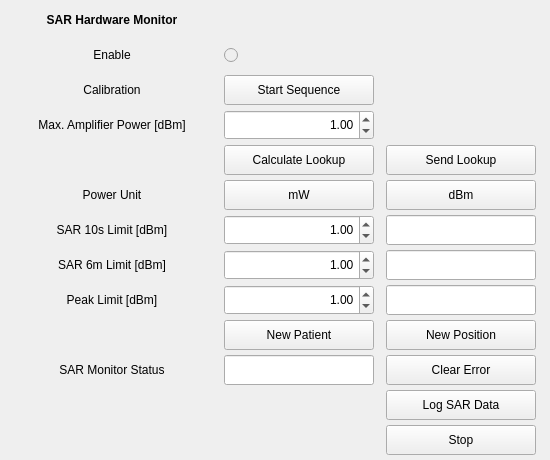
Old version of the form Applications/relax2/ui/sar.ui in the repository OpenMRI/ocra.
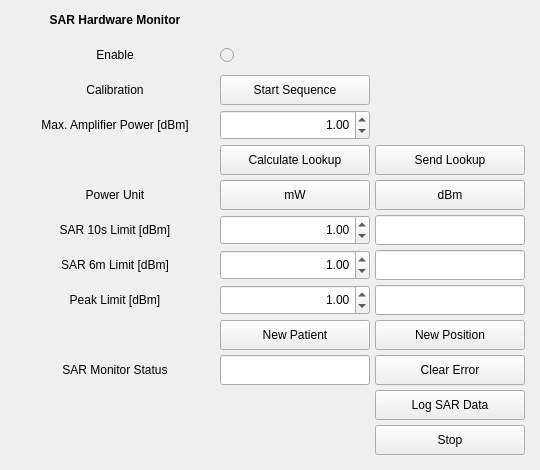
New version of the form.

Patch:
```diff
--- a/Applications/relax2/ui/sar.ui
+++ b/Applications/relax2/ui/sar.ui
@@ -6,20 +6,20 @@
    <rect>
     <x>0</x>
     <y>0</y>
-    <width>550</width>
-    <height>460</height>
+    <width>540</width>
+    <height>470</height>
    </rect>
   </property>
   <property name="minimumSize">
    <size>
-    <width>550</width>
-    <height>460</height>
+    <width>540</width>
+    <height>470</height>
    </size>
   </property>
   <property name="maximumSize">
    <size>
-    <width>550</width>
-    <height>460</height>
+    <width>540</width>
+    <height>470</height>
    </size>
   </property>
   <property name="windowTitle">
@@ -30,8 +30,8 @@
     <rect>
      <x>0</x>
      <y>0</y>
-     <width>551</width>
-     <height>460</height>
+     <width>541</width>
+     <height>471</height>
     </rect>
    </property>
    <layout class="QGridLayout" name="gridLayout">
@@ -50,61 +50,8 @@
     <property name="spacing">
      <number>5</number>
     </property>
-    <item row="1" column="1">
-     <widget class="QRadioButton" name="SAR_Enable_radioButton">
-      <property name="enabled">
-       <bool>false</bool>
-      </property>
-      <property name="minimumSize">
-       <size>
-        <width>150</width>
-        <height>30</height>
-       </size>
-      </property>
-      <property name="maximumSize">
-       <size>
-        <width>150</width>
-        <height>30</height>
-       </size>
-      </property>
-      <property name="text">
-       <string/>
-      </property>
-      <property name="autoExclusive">
-       <bool>false</bool>
-      </property>
-     </widget>
-    </item>
-    <item row="0" column="0">
-     <widget class="QLabel" name="label_1">
-      <property name="minimumSize">
-       <size>
-        <width>200</width>
-        <height>30</height>
-       </size>
-      </property>
-      <property name="maximumSize">
-       <size>
-        <width>200</width>
-        <height>30</height>
-       </size>
-      </property>
-      <property name="font">
-       <font>
-        <weight>75</weight>
-        <bold>true</bold>
-       </font>
-      </property>
-      <property name="text">
-       <string>SAR Hardware Monitor</string>
-      </property>
-      <property name="alignment">
-       <set>Qt::AlignCenter</set>
-      </property>
-     </widget>
-    </item>
-    <item row="7" column="1">
-     <widget class="QDoubleSpinBox" name="SAR_Limit_doubleSpinBox">
+    <item row="4" column="2">
+     <widget class="QDoubleSpinBox" name="SAR_Max_Power_doubleSpinBox">
       <property name="minimumSize">
        <size>
         <width>150</width>
@@ -137,8 +84,8 @@
       </property>
      </widget>
     </item>
-    <item row="7" column="0">
-     <widget class="QLabel" name="label_10s">
+    <item row="10" column="1">
+     <widget class="QLabel" name="label_6m">
       <property name="minimumSize">
        <size>
         <width>200</width>
@@ -152,30 +99,14 @@
        </size>
       </property>
       <property name="text">
-       <string>SAR 10s Limit [dBm]</string>
+       <string>SAR 6m Limit [dBm]</string>
       </property>
       <property name="alignment">
        <set>Qt::AlignCenter</set>
       </property>
      </widget>
     </item>
-    <item row="10" column="2">
-     <widget class="QLineEdit" name="SAR_6mLimit_lineEdit">
-      <property name="minimumSize">
-       <size>
-        <width>150</width>
-        <height>30</height>
-       </size>
-      </property>
-      <property name="maximumSize">
-       <size>
-        <width>150</width>
-        <height>30</height>
-       </size>
-      </property>
-     </widget>
-    </item>
-    <item row="17" column="2">
+    <item row="17" column="3">
      <widget class="QPushButton" name="SAR_Log_Data_pushButton">
       <property name="minimumSize">
        <size>
@@ -198,7 +129,7 @@
      </widget>
     </item>
     <item row="15" column="2">
-     <widget class="QPushButton" name="SAR_New_Pos_pushButton">
+     <widget class="QPushButton" name="SAR_New_Pat_pushButton">
       <property name="minimumSize">
        <size>
         <width>150</width>
@@ -212,14 +143,14 @@
        </size>
       </property>
       <property name="text">
-       <string>New Position</string>
+       <string>New Patient</string>
       </property>
       <property name="autoDefault">
        <bool>false</bool>
       </property>
      </widget>
     </item>
-    <item row="3" column="1">
+    <item row="3" column="2">
      <widget class="QPushButton" name="SAR_Cal_pushButton">
       <property name="minimumSize">
        <size>
@@ -241,8 +172,8 @@
       </property>
      </widget>
     </item>
-    <item row="4" column="1">
-     <widget class="QDoubleSpinBox" name="SAR_Max_Power_doubleSpinBox">
+    <item row="10" column="2">
+     <widget class="QDoubleSpinBox" name="SAR_6mLimit_doubleSpinBox">
       <property name="minimumSize">
        <size>
         <width>150</width>
@@ -275,67 +206,7 @@
       </property>
      </widget>
     </item>
-    <item row="10" column="0">
-     <widget class="QLabel" name="label_6m">
-      <property name="minimumSize">
-       <size>
-        <width>200</width>
-        <height>30</height>
-       </size>
-      </property>
-      <property name="maximumSize">
-       <size>
-        <width>200</width>
-        <height>30</height>
-       </size>
-      </property>
-      <property name="text">
-       <string>SAR 6m Limit [dBm]</string>
-      </property>
-      <property name="alignment">
-       <set>Qt::AlignCenter</set>
-      </property>
-     </widget>
-    </item>
-    <item row="6" column="0">
-     <widget class="QLabel" name="label_3">
-      <property name="minimumSize">
-       <size>
-        <width>200</width>
-        <height>30</height>
-       </size>
-      </property>
-      <property name="maximumSize">
-       <size>
-        <width>200</width>
-        <height>30</height>
-       </size>
-      </property>
-      <property name="text">
-       <string>Power Unit</string>
-      </property>
-      <property name="alignment">
-       <set>Qt::AlignCenter</set>
-      </property>
-     </widget>
-    </item>
-    <item row="12" column="2">
-     <widget class="QLineEdit" name="SAR_PeakLimit_lineEdit">
-      <property name="minimumSize">
-       <size>
-        <width>150</width>
-        <height>30</height>
-       </size>
-      </property>
-      <property name="maximumSize">
-       <size>
-        <width>150</width>
-        <height>30</height>
-       </size>
-      </property>
-     </widget>
-    </item>
-    <item row="12" column="0">
+    <item row="12" column="1">
      <widget class="QLabel" name="label_peak">
       <property name="minimumSize">
        <size>
@@ -357,8 +228,11 @@
       </property>
      </widget>
     </item>
-    <item row="10" column="1">
-     <widget class="QDoubleSpinBox" name="SAR_6mLimit_doubleSpinBox">
+    <item row="1" column="2">
+     <widget class="QRadioButton" name="SAR_Enable_radioButton">
+      <property name="enabled">
+       <bool>false</bool>
+      </property>
       <property name="minimumSize">
        <size>
         <width>150</width>
@@ -371,27 +245,15 @@
         <height>30</height>
        </size>
       </property>
-      <property name="alignment">
-       <set>Qt::AlignRight|Qt::AlignTrailing|Qt::AlignVCenter</set>
+      <property name="text">
+       <string/>
       </property>
-      <property name="decimals">
-       <number>2</number>
-      </property>
-      <property name="minimum">
-       <double>0.010000000000000</double>
-      </property>
-      <property name="maximum">
-       <double>100.000000000000000</double>
-      </property>
-      <property name="singleStep">
-       <double>1.000000000000000</double>
-      </property>
-      <property name="value">
-       <double>1.000000000000000</double>
+      <property name="autoExclusive">
+       <bool>false</bool>
       </property>
      </widget>
     </item>
-    <item row="6" column="2">
+    <item row="6" column="3">
      <widget class="QPushButton" name="SAR_Power_dBm_pushButton">
       <property name="minimumSize">
        <size>
@@ -413,7 +275,45 @@
       </property>
      </widget>
     </item>
-    <item row="7" column="2">
+    <item row="19" column="3">
+     <widget class="QPushButton" name="SAR_Stop_pushButton">
+      <property name="minimumSize">
+       <size>
+        <width>150</width>
+        <height>30</height>
+       </size>
+      </property>
+      <property name="maximumSize">
+       <size>
+        <width>150</width>
+        <height>30</height>
+       </size>
+      </property>
+      <property name="text">
+       <string>Stop</string>
+      </property>
+      <property name="autoDefault">
+       <bool>false</bool>
+      </property>
+     </widget>
+    </item>
+    <item row="10" column="3">
+     <widget class="QLineEdit" name="SAR_6mLimit_lineEdit">
+      <property name="minimumSize">
+       <size>
+        <width>150</width>
+        <height>30</height>
+       </size>
+      </property>
+      <property name="maximumSize">
+       <size>
+        <width>150</width>
+        <height>30</height>
+       </size>
+      </property>
+     </widget>
+    </item>
+    <item row="7" column="3">
      <widget class="QLineEdit" name="SAR_10sLimit_lineEdit">
       <property name="minimumSize">
        <size>
@@ -432,8 +332,8 @@
       </property>
      </widget>
     </item>
-    <item row="6" column="1">
-     <widget class="QPushButton" name="SAR_Power_W_pushButton">
+    <item row="5" column="2">
+     <widget class="QPushButton" name="SAR_Calc_Lookup_pushButton">
       <property name="minimumSize">
        <size>
         <width>150</width>
@@ -447,70 +347,14 @@
        </size>
       </property>
       <property name="text">
-       <string>mW</string>
+       <string>Calculate Lookup</string>
       </property>
       <property name="autoDefault">
        <bool>false</bool>
       </property>
      </widget>
     </item>
-    <item row="12" column="1">
-     <widget class="QDoubleSpinBox" name="SAR_Tran_doubleSpinBox">
-      <property name="minimumSize">
-       <size>
-        <width>150</width>
-        <height>30</height>
-       </size>
-      </property>
-      <property name="maximumSize">
-       <size>
-        <width>150</width>
-        <height>30</height>
-       </size>
-      </property>
-      <property name="alignment">
-       <set>Qt::AlignRight|Qt::AlignTrailing|Qt::AlignVCenter</set>
-      </property>
-      <property name="decimals">
-       <number>2</number>
-      </property>
-      <property name="minimum">
-       <double>0.010000000000000</double>
-      </property>
-      <property name="maximum">
-       <double>100.000000000000000</double>
-      </property>
-      <property name="singleStep">
-       <double>1.000000000000000</double>
-      </property>
-      <property name="value">
-       <double>1.000000000000000</double>
-      </property>
-     </widget>
-    </item>
-    <item row="15" column="1">
-     <widget class="QPushButton" name="SAR_New_Pat_pushButton">
-      <property name="minimumSize">
-       <size>
-        <width>150</width>
-        <height>30</height>
-       </size>
-      </property>
-      <property name="maximumSize">
-       <size>
-        <width>150</width>
-        <height>30</height>
-       </size>
-      </property>
-      <property name="text">
-       <string>New Patient</string>
-      </property>
-      <property name="autoDefault">
-       <bool>false</bool>
-      </property>
-     </widget>
-    </item>
-    <item row="1" column="0">
+    <item row="1" column="1">
      <widget class="QLabel" name="label">
       <property name="minimumSize">
        <size>
@@ -532,7 +376,107 @@
       </property>
      </widget>
     </item>
-    <item row="3" column="0">
+    <item row="5" column="3">
+     <widget class="QPushButton" name="SAR_Send_Lookup_pushButton">
+      <property name="minimumSize">
+       <size>
+        <width>150</width>
+        <height>30</height>
+       </size>
+      </property>
+      <property name="maximumSize">
+       <size>
+        <width>150</width>
+        <height>30</height>
+       </size>
+      </property>
+      <property name="text">
+       <string>Send Lookup</string>
+      </property>
+      <property name="autoDefault">
+       <bool>false</bool>
+      </property>
+     </widget>
+    </item>
+    <item row="6" column="1">
+     <widget class="QLabel" name="label_3">
+      <property name="minimumSize">
+       <size>
+        <width>200</width>
+        <height>30</height>
+       </size>
+      </property>
+      <property name="maximumSize">
+       <size>
+        <width>200</width>
+        <height>30</height>
+       </size>
+      </property>
+      <property name="text">
+       <string>Power Unit</string>
+      </property>
+      <property name="alignment">
+       <set>Qt::AlignCenter</set>
+      </property>
+     </widget>
+    </item>
+    <item row="15" column="3">
+     <widget class="QPushButton" name="SAR_New_Pos_pushButton">
+      <property name="minimumSize">
+       <size>
+        <width>150</width>
+        <height>30</height>
+       </size>
+      </property>
+      <property name="maximumSize">
+       <size>
+        <width>150</width>
+        <height>30</height>
+       </size>
+      </property>
+      <property name="text">
+       <string>New Position</string>
+      </property>
+      <property name="autoDefault">
+       <bool>false</bool>
+      </property>
+     </widget>
+    </item>
+    <item row="7" column="2">
+     <widget class="QDoubleSpinBox" name="SAR_Limit_doubleSpinBox">
+      <property name="minimumSize">
+       <size>
+        <width>150</width>
+        <height>30</height>
+       </size>
+      </property>
+      <property name="maximumSize">
+       <size>
+        <width>150</width>
+        <height>30</height>
+       </size>
+      </property>
+      <property name="alignment">
+       <set>Qt::AlignRight|Qt::AlignTrailing|Qt::AlignVCenter</set>
+      </property>
+      <property name="decimals">
+       <number>2</number>
+      </property>
+      <property name="minimum">
+       <double>0.010000000000000</double>
+      </property>
+      <property name="maximum">
+       <double>100.000000000000000</double>
+      </property>
+      <property name="singleStep">
+       <double>1.000000000000000</double>
+      </property>
+      <property name="value">
+       <double>1.000000000000000</double>
+      </property>
+     </widget>
+    </item>
+    <item row="3" column="1">
      <widget class="QLabel" name="label_2">
       <property name="minimumSize">
        <size>
@@ -554,7 +498,29 @@
       </property>
      </widget>
     </item>
-    <item row="4" column="0">
+    <item row="7" column="1">
+     <widget class="QLabel" name="label_10s">
+      <property name="minimumSize">
+       <size>
+        <width>200</width>
+        <height>30</height>
+       </size>
+      </property>
+      <property name="maximumSize">
+       <size>
+        <width>200</width>
+        <height>30</height>
+       </size>
+      </property>
+      <property name="text">
+       <string>SAR 10s Limit [dBm]</string>
+      </property>
+      <property name="alignment">
+       <set>Qt::AlignCenter</set>
+      </property>
+     </widget>
+    </item>
+    <item row="4" column="1">
      <widget class="QLabel" name="label_MaxP">
       <property name="minimumSize">
        <size>
@@ -577,25 +543,6 @@
      </widget>
     </item>
     <item row="16" column="1">
-     <widget class="QLineEdit" name="SAR_Status_lineEdit">
-      <property name="minimumSize">
-       <size>
-        <width>150</width>
-        <height>30</height>
-       </size>
-      </property>
-      <property name="maximumSize">
-       <size>
-        <width>150</width>
-        <height>30</height>
-       </size>
-      </property>
-      <property name="alignment">
-       <set>Qt::AlignJustify|Qt::AlignVCenter</set>
-      </property>
-     </widget>
-    </item>
-    <item row="16" column="0">
      <widget class="QLabel" name="label_4">
       <property name="minimumSize">
        <size>
@@ -617,7 +564,126 @@
       </property>
      </widget>
     </item>
+    <item row="6" column="2">
+     <widget class="QPushButton" name="SAR_Power_W_pushButton">
+      <property name="minimumSize">
+       <size>
+        <width>150</width>
+        <height>30</height>
+       </size>
+      </property>
+      <property name="maximumSize">
+       <size>
+        <width>150</width>
+        <height>30</height>
+       </size>
+      </property>
+      <property name="text">
+       <string>mW</string>
+      </property>
+      <property name="autoDefault">
+       <bool>false</bool>
+      </property>
+     </widget>
+    </item>
     <item row="16" column="2">
+     <widget class="QLineEdit" name="SAR_Status_lineEdit">
+      <property name="minimumSize">
+       <size>
+        <width>150</width>
+        <height>30</height>
+       </size>
+      </property>
+      <property name="maximumSize">
+       <size>
+        <width>150</width>
+        <height>30</height>
+       </size>
+      </property>
+      <property name="alignment">
+       <set>Qt::AlignJustify|Qt::AlignVCenter</set>
+      </property>
+     </widget>
+    </item>
+    <item row="0" column="1">
+     <widget class="QLabel" name="label_1">
+      <property name="minimumSize">
+       <size>
+        <width>200</width>
+        <height>30</height>
+       </size>
+      </property>
+      <property name="maximumSize">
+       <size>
+        <width>200</width>
+        <height>30</height>
+       </size>
+      </property>
+      <property name="font">
+       <font>
+        <weight>75</weight>
+        <bold>true</bold>
+       </font>
+      </property>
+      <property name="text">
+       <string>SAR Hardware Monitor</string>
+      </property>
+      <property name="alignment">
+       <set>Qt::AlignCenter</set>
+      </property>
+     </widget>
+    </item>
+    <item row="12" column="2">
+     <widget class="QDoubleSpinBox" name="SAR_Tran_doubleSpinBox">
+      <property name="minimumSize">
+       <size>
+        <width>150</width>
+        <height>30</height>
+       </size>
+      </property>
+      <property name="maximumSize">
+       <size>
+        <width>150</width>
+        <height>30</height>
+       </size>
+      </property>
+      <property name="alignment">
+       <set>Qt::AlignRight|Qt::AlignTrailing|Qt::AlignVCenter</set>
+      </property>
+      <property name="decimals">
+       <number>2</number>
+      </property>
+      <property name="minimum">
+       <double>0.010000000000000</double>
+      </property>
+      <property name="maximum">
+       <double>100.000000000000000</double>
+      </property>
+      <property name="singleStep">
+       <double>1.000000000000000</double>
+      </property>
+      <property name="value">
+       <double>1.000000000000000</double>
+      </property>
+     </widget>
+    </item>
+    <item row="12" column="3">
+     <widget class="QLineEdit" name="SAR_PeakLimit_lineEdit">
+      <property name="minimumSize">
+       <size>
+        <width>150</width>
+        <height>30</height>
+       </size>
+      </property>
+      <property name="maximumSize">
+       <size>
+        <width>150</width>
+        <height>30</height>
+       </size>
+      </property>
+     </widget>
+    </item>
+    <item row="16" column="3">
      <widget class="QPushButton" name="SAR_Error_Clear_pushButton">
       <property name="minimumSize">
        <size>
@@ -639,71 +705,37 @@
       </property>
      </widget>
     </item>
-    <item row="5" column="2">
-     <widget class="QPushButton" name="SAR_Send_Lookup_pushButton">
-      <property name="minimumSize">
-       <size>
-        <width>150</width>
-        <height>30</height>
-       </size>
+    <item row="5" column="4">
+     <spacer name="horizontalSpacer_2">
+      <property name="orientation">
+       <enum>Qt::Horizontal</enum>
       </property>
-      <property name="maximumSize">
+      <property name="sizeType">
+       <enum>QSizePolicy::Preferred</enum>
+      </property>
+      <property name="sizeHint" stdset="0">
        <size>
-        <width>150</width>
-        <height>30</height>
+        <width>40</width>
+        <height>20</height>
        </size>
       </property>
-      <property name="text">
-       <string>Send Lookup</string>
-      </property>
-      <property name="autoDefault">
-       <bool>false</bool>
-      </property>
-     </widget>
+     </spacer>
     </item>
-    <item row="5" column="1">
-     <widget class="QPushButton" name="SAR_Calc_Lookup_pushButton">
-      <property name="minimumSize">
-       <size>
-        <width>150</width>
-        <height>30</height>
-       </size>
+    <item row="5" column="0">
+     <spacer name="horizontalSpacer">
+      <property name="orientation">
+       <enum>Qt::Horizontal</enum>
       </property>
-      <property name="maximumSize">
-       <size>
-        <width>150</width>
-        <height>30</height>
-       </size>
+      <property name="sizeType">
+       <enum>QSizePolicy::Preferred</enum>
       </property>
-      <property name="text">
-       <string>Calculate Lookup</string>
-      </property>
-      <property name="autoDefault">
-       <bool>false</bool>
-      </property>
-     </widget>
-    </item>
-    <item row="19" column="2">
-     <widget class="QPushButton" name="SAR_Stop_pushButton">
-      <property name="minimumSize">
+      <property name="sizeHint" stdset="0">
        <size>
-        <width>150</width>
-        <height>30</height>
+        <width>40</width>
+        <height>20</height>
        </size>
       </property>
-      <property name="maximumSize">
-       <size>
-        <width>150</width>
-        <height>30</height>
-       </size>
-      </property>
-      <property name="text">
-       <string>Stop</string>
-      </property>
-      <property name="autoDefault">
-       <bool>false</bool>
-      </property>
-     </widget>
+     </spacer>
     </item>
    </layout>
   </widget>
```
